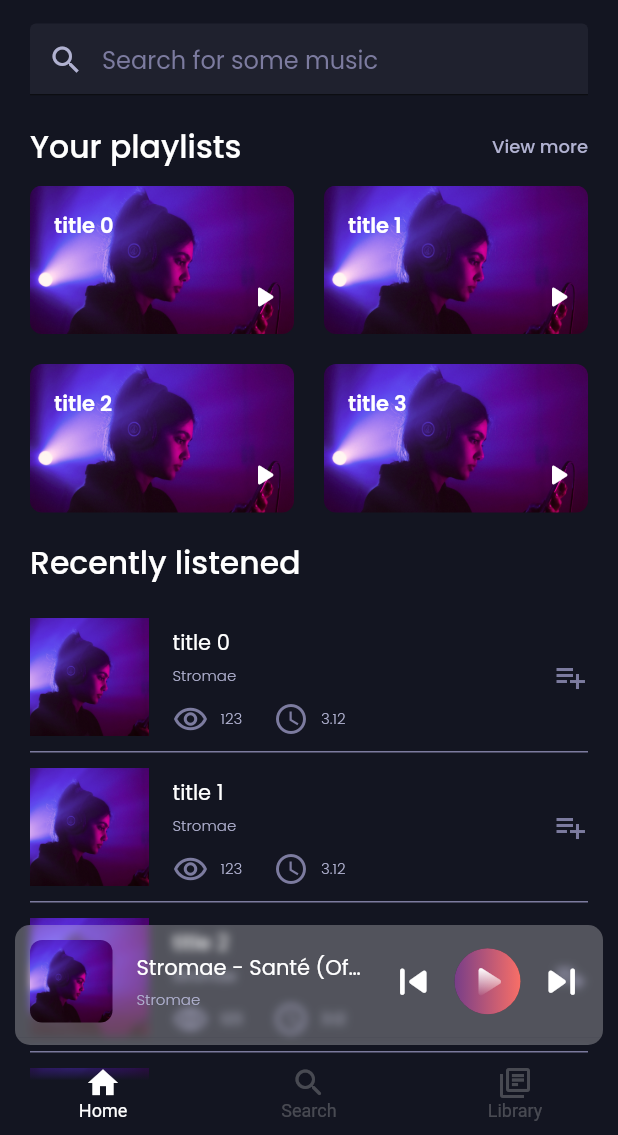
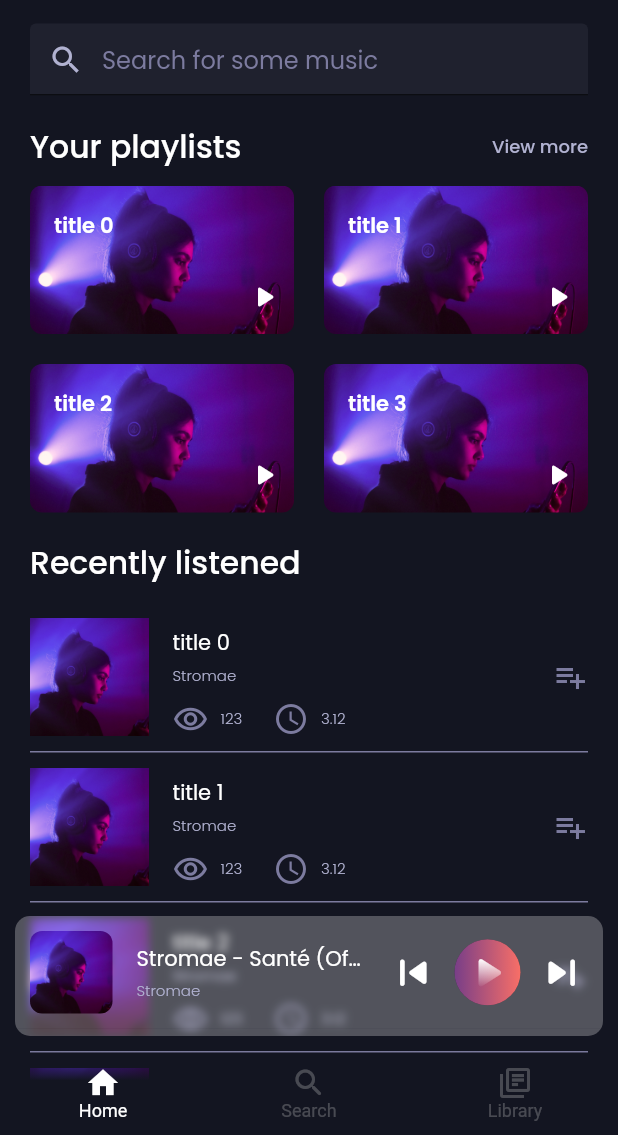
Before and after one commit to DannyPX/rabble, a Flutter app: the MainPage screen opened directly, on a phone screen of 412 x 824 dp, the part 101-1236 px from its top. Run offline on Flutter 3.47's test engine with Material 2 defaults, Android fonts, the phone set to English and light mode, and no system bars; drawn by our look-alikes of searchfield; our stand-ins replace flutter_svg.

Commit message:
Currently playing bar margin fix with safearea

```diff
--- a/lib/views/main.dart
+++ b/lib/views/main.dart
@@ -44,8 +44,7 @@ class _HomePageState extends State<MainPage> {
               ),
             ),
           ),
-          Container(
-            margin: const EdgeInsets.only(bottom: 50.0),
+          SafeArea(
             child: Column(
               crossAxisAlignment: CrossAxisAlignment.center,
               mainAxisSize: MainAxisSize.max,
```
